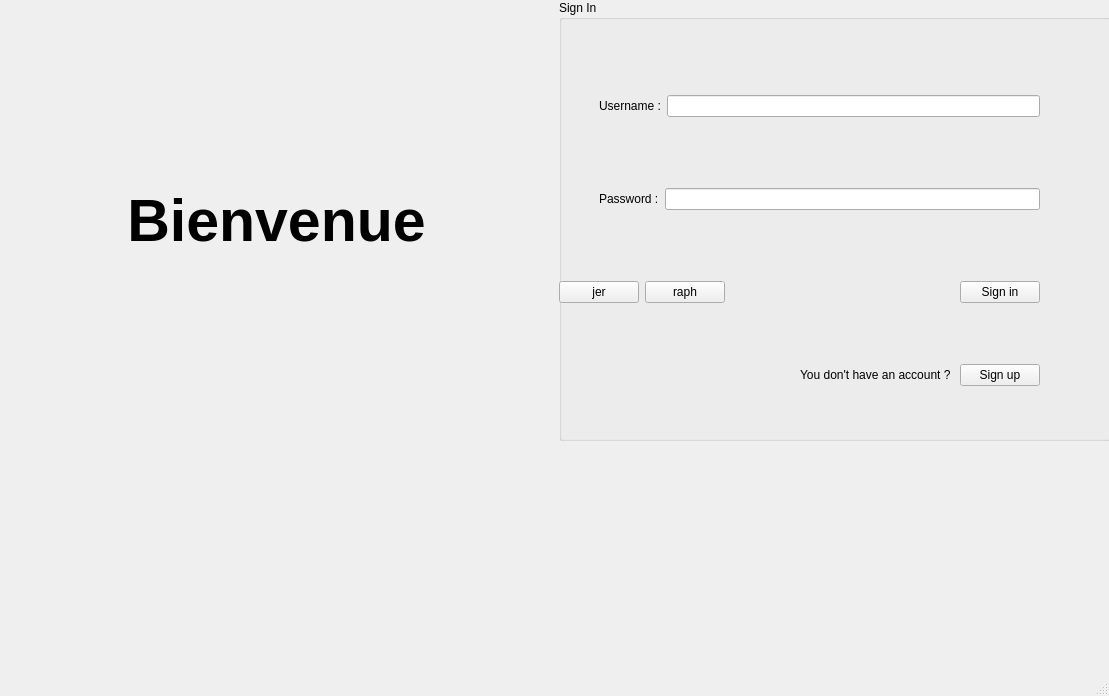
Before: the Qt Designer form puissance4/loginwindow.ui in rvasseur31/puissance-4, drawn with Qt 5.
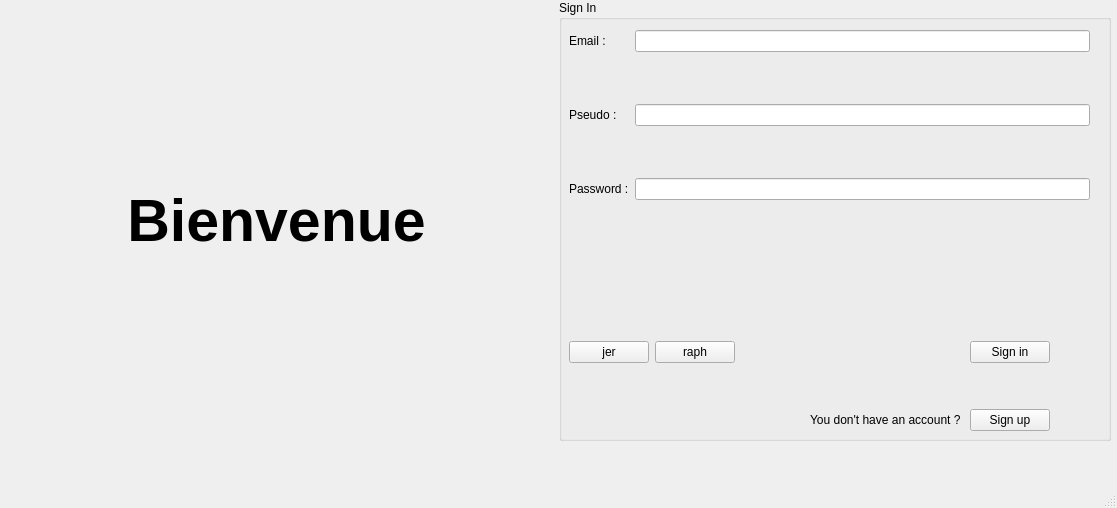
After: the same form once the commit is applied.

The edit to the form file:
```diff
--- a/puissance4/loginwindow.ui
+++ b/puissance4/loginwindow.ui
@@ -6,8 +6,8 @@
    <rect>
     <x>0</x>
     <y>0</y>
-    <width>1109</width>
-    <height>696</height>
+    <width>1117</width>
+    <height>508</height>
    </rect>
   </property>
   <property name="windowTitle">
@@ -79,41 +79,25 @@
        <widget class="QWidget" name="verticalLayoutWidget">
         <property name="geometry">
          <rect>
-          <x>0</x>
-          <y>40</y>
+          <x>10</x>
+          <y>30</y>
           <width>521</width>
           <height>401</height>
          </rect>
         </property>
         <layout class="QVBoxLayout" name="verticalLayout_2">
          <item>
-          <layout class="QHBoxLayout" name="horizontalLayout_6">
+          <layout class="QHBoxLayout" name="horizontalLayout_7">
            <item>
-            <spacer name="horizontalSpacer_2">
-             <property name="orientation">
-              <enum>Qt::Horizontal</enum>
-             </property>
-             <property name="sizeType">
-              <enum>QSizePolicy::Maximum</enum>
-             </property>
-             <property name="sizeHint" stdset="0">
-              <size>
-               <width>40</width>
-               <height>20</height>
-              </size>
-             </property>
-            </spacer>
-           </item>
-           <item>
-            <layout class="QHBoxLayout" name="horizontalLayout">
-             <item>
-              <widget class="QLabel" name="labelUsername">
+            <layout class="QFormLayout" name="formLayout">
+             <item row="0" column="0">
+              <widget class="QLabel" name="labelEmail">
                <property name="text">
-                <string>Username :</string>
+                <string>Email :</string>
                </property>
               </widget>
              </item>
-             <item>
+             <item row="0" column="1">
               <widget class="QLineEdit" name="lineEditUsername">
                <property name="inputMask">
                 <string/>
@@ -123,93 +107,59 @@
                </property>
               </widget>
              </item>
-            </layout>
-           </item>
-           <item>
-            <spacer name="horizontalSpacer">
-             <property name="orientation">
-              <enum>Qt::Horizontal</enum>
-             </property>
-             <property name="sizeType">
-              <enum>QSizePolicy::Maximum</enum>
-             </property>
-             <property name="sizeHint" stdset="0">
-              <size>
-               <width>40</width>
-               <height>20</height>
-              </size>
-             </property>
-            </spacer>
-           </item>
-          </layout>
-         </item>
-         <item>
-          <spacer name="verticalSpacer">
-           <property name="orientation">
-            <enum>Qt::Vertical</enum>
-           </property>
-           <property name="sizeType">
-            <enum>QSizePolicy::Maximum</enum>
-           </property>
-           <property name="sizeHint" stdset="0">
-            <size>
-             <width>20</width>
-             <height>10</height>
-            </size>
-           </property>
-          </spacer>
-         </item>
-         <item>
-          <layout class="QHBoxLayout" name="horizontalLayout_7">
-           <item>
-            <spacer name="horizontalSpacer_3">
-             <property name="orientation">
-              <enum>Qt::Horizontal</enum>
-             </property>
-             <property name="sizeType">
-              <enum>QSizePolicy::Maximum</enum>
-             </property>
-             <property name="sizeHint" stdset="0">
-              <size>
-               <width>40</width>
-               <height>20</height>
-              </size>
-             </property>
-            </spacer>
-           </item>
-           <item>
-            <layout class="QHBoxLayout" name="horizontalLayout_2">
-             <item>
+             <item row="2" column="0">
+              <widget class="QLabel" name="labelPseudo">
+               <property name="text">
+                <string>Pseudo :</string>
+               </property>
+              </widget>
+             </item>
+             <item row="2" column="1">
+              <widget class="QLineEdit" name="lineEditPseudo"/>
+             </item>
+             <item row="4" column="0">
               <widget class="QLabel" name="labelPassword">
                <property name="text">
                 <string>Password :</string>
                </property>
               </widget>
              </item>
-             <item>
+             <item row="4" column="1">
               <widget class="QLineEdit" name="lineEditPassword"/>
              </item>
-            </layout>
-           </item>
-           <item>
-            <spacer name="horizontalSpacer_4">
+             <item row="1" column="1">
+              <spacer name="verticalSpacer">
+               <property name="orientation">
+                <enum>Qt::Vertical</enum>
+               </property>
+               <property name="sizeType">
+                <enum>QSizePolicy::Maximum</enum>
+               </property>
+               <property name="sizeHint" stdset="0">
+                <size>
+                 <width>20</width>
+                 <height>40</height>
+                </size>
+               </property>
+              </spacer>
+             </item>
+             <item row="5" column="1">
+              <spacer name="verticalSpacer_5">
              <property name="orientation">
-              <enum>Qt::Horizontal</enum>
+                <enum>Qt::Vertical</enum>
              </property>
              <property name="sizeType">
               <enum>QSizePolicy::Maximum</enum>
              </property>
              <property name="sizeHint" stdset="0">
               <size>
-               <width>40</width>
-               <height>20</height>
+                 <width>20</width>
+                 <height>40</height>
               </size>
              </property>
             </spacer>
            </item>
-          </layout>
-         </item>
-         <item>
+             <item row="3" column="1">
           <spacer name="verticalSpacer_2">
            <property name="orientation">
             <enum>Qt::Vertical</enum>
@@ -220,10 +170,46 @@
            <property name="sizeHint" stdset="0">
             <size>
              <width>20</width>
-             <height>10</height>
+                 <height>40</height>
             </size>
            </property>
           </spacer>
+             </item>
+             <item row="7" column="1">
+              <spacer name="verticalSpacer_7">
+               <property name="orientation">
+                <enum>Qt::Vertical</enum>
+               </property>
+               <property name="sizeHint" stdset="0">
+                <size>
+                 <width>20</width>
+                 <height>40</height>
+                </size>
+               </property>
+              </spacer>
+             </item>
+             <item row="6" column="0" colspan="2">
+              <widget class="QLabel" name="label_status">
+               <property name="font">
+                <font>
+                 <weight>75</weight>
+                 <bold>true</bold>
+                </font>
+               </property>
+               <property name="styleSheet">
+                <string notr="true">QLabel { color : red; }</string>
+               </property>
+               <property name="text">
+                <string/>
+               </property>
+               <property name="alignment">
+                <set>Qt::AlignCenter</set>
+               </property>
+              </widget>
+             </item>
+            </layout>
+           </item>
+          </layout>
          </item>
          <item>
           <layout class="QHBoxLayout" name="horizontalLayout_8">
@@ -279,6 +265,22 @@
            </item>
           </layout>
          </item>
+         <item>
+          <spacer name="verticalSpacer_6">
+           <property name="orientation">
+            <enum>Qt::Vertical</enum>
+           </property>
+           <property name="sizeType">
+            <enum>QSizePolicy::Maximum</enum>
+           </property>
+           <property name="sizeHint" stdset="0">
+            <size>
+             <width>20</width>
+             <height>40</height>
+            </size>
+           </property>
+          </spacer>
+         </item>
          <item>
           <layout class="QHBoxLayout" name="horizontalLayout_3">
            <item>
```
Left out of the diff: 4 changed lines with no effect on the pictures. Lines whose indentation alone changed are shown as unchanged.
